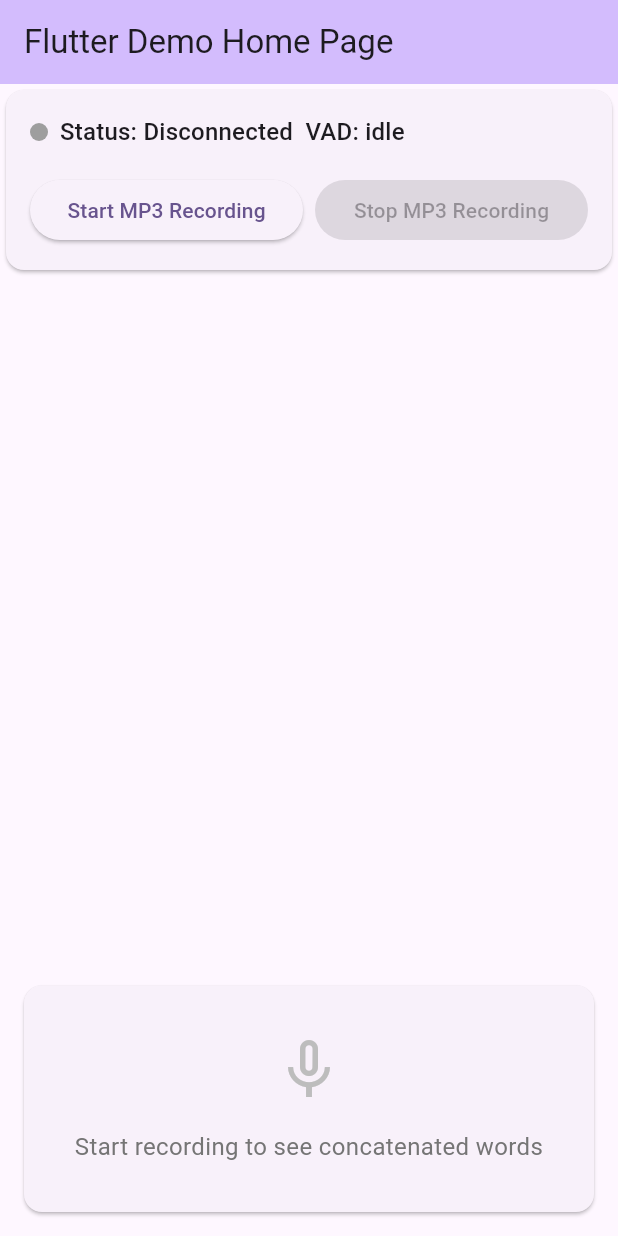
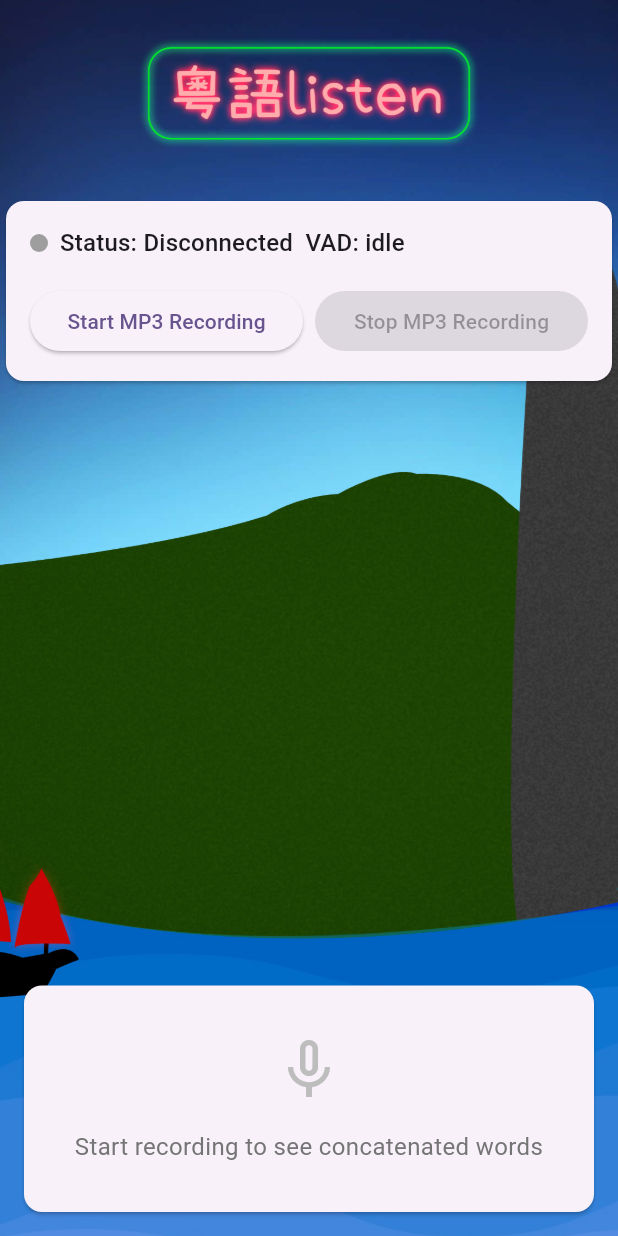
Before and after one commit to dcrebbin/canto_transcript_frontend, a Flutter app: the screen it shows after launch, on a phone screen of 412 x 824 dp. Run offline on Flutter 3.47's test engine with Material 3 defaults, Android fonts, the phone set to English and light mode, and no system bars; our stand-ins replace get_it, injectable; missing offline and left inert: jyutping, record.

Commit message:
added cool background

```diff
--- a/lib/main.dart
+++ b/lib/main.dart
@@ -32,11 +32,17 @@ class _MyHomePageState extends State<MyHomePage> {
   @override
   Widget build(BuildContext context) {
     return Scaffold(
-      appBar: AppBar(
-        backgroundColor: Theme.of(context).colorScheme.inversePrimary,
-        title: Text(widget.title),
+      body: Stack(
+        children: [
+          Image.asset(
+            'public/jyutyuelisten.png',
+            fit: BoxFit.cover,
+            height: double.infinity,
+            width: double.infinity,
+          ),
+          const TranscriptionScreen(),
+        ],
       ),
-      body: const TranscriptionScreen(),
     );
   }
 }
--- a/lib/transcription_screen.dart
+++ b/lib/transcription_screen.dart
@@ -209,7 +209,9 @@ class _TranscriptionScreenState extends State<TranscriptionScreen>
 
   @override
   Widget build(BuildContext context) {
-    return Column(
+    return Container(
+      margin: const EdgeInsets.only(top: 130),
+      child: Column(
         children: [
           Card(
             child: Padding(
@@ -295,6 +297,7 @@ class _TranscriptionScreenState extends State<TranscriptionScreen>
           // SenseVoiceConversion(context),
           // SenseVoiceLogViewer(context),
         ],
+      ),
     );
   }
 
--- a/pubspec.yaml
+++ b/pubspec.yaml
@@ -27,3 +27,6 @@ dev_dependencies:
 
 flutter:
   uses-material-design: true
+
+  assets:
+    - public/
```
Also changed, not shown: public/jyutyuelisten.png (added). Lines whose indentation alone changed are shown as unchanged.
